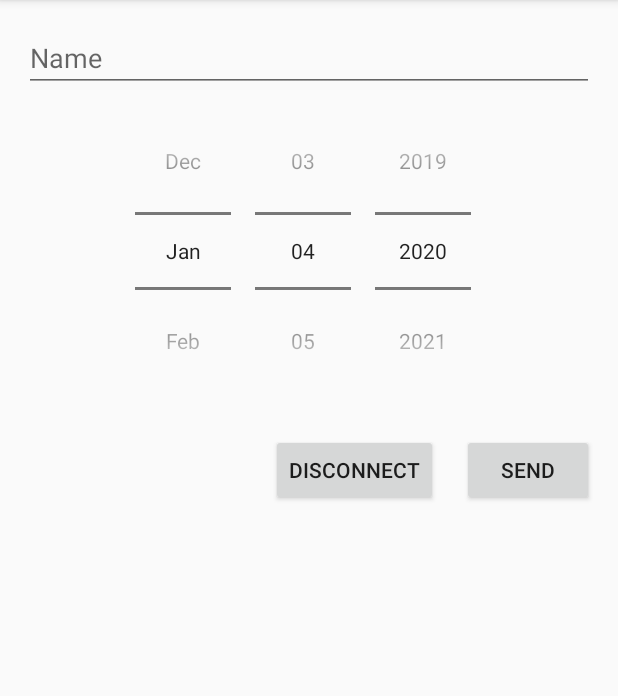
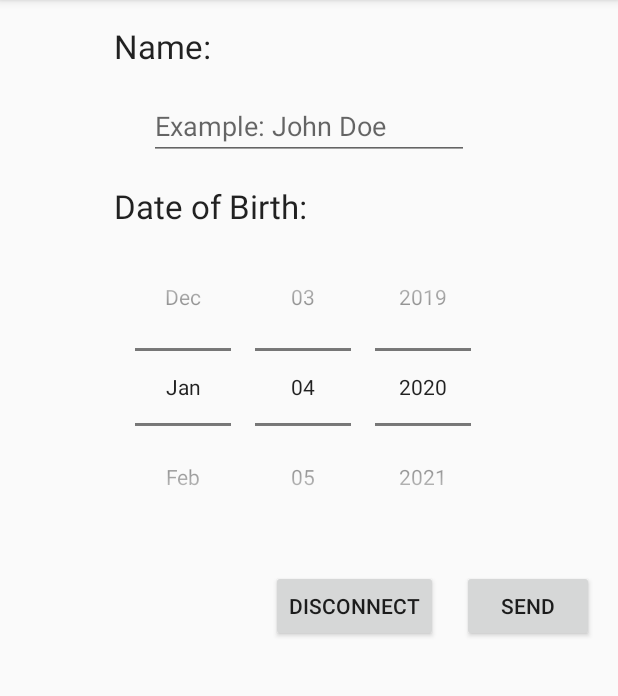
Before and after one commit to hallsjj08/LocalClientServerAndroid, an Android app: the fragment ClientFragment placed in its activity, on a phone screen of 412 x 824 dp, the part 84-780 px from its top. Run offline under Robolectric (Android 15) with nearby library versions, the phone set to English and light mode, and no system bars.

Commit message:
Updated UI and added some string resources

```diff
--- a/app/src/main/res/layout/fragment_client.xml
+++ b/app/src/main/res/layout/fragment_client.xml
@@ -1,22 +1,51 @@
 <?xml version="1.0" encoding="utf-8"?>
 <androidx.constraintlayout.widget.ConstraintLayout xmlns:android="http://schemas.android.com/apk/res/android"
     xmlns:app="http://schemas.android.com/apk/res-auto"
+    xmlns:tools="http://schemas.android.com/tools"
     android:layout_width="match_parent"
     android:layout_height="match_parent">
 
-    <EditText
-        android:id="@+id/etName"
-        android:layout_width="match_parent"
+    <TextView
+        android:id="@+id/nameText"
+        android:layout_width="wrap_content"
         android:layout_height="wrap_content"
         android:layout_marginStart="16dp"
         android:layout_marginTop="16dp"
         android:layout_marginEnd="16dp"
         android:ems="10"
-        android:inputType="textPersonName"
-        android:hint="Name"
+        android:text="@string/enterName"
+        android:textAppearance="@style/TextAppearance.AppCompat.Large"
         app:layout_constraintEnd_toEndOf="parent"
         app:layout_constraintStart_toStartOf="parent"
         app:layout_constraintTop_toTopOf="parent" />
+
+    <EditText
+        android:id="@+id/etName"
+        android:layout_width="wrap_content"
+        android:layout_height="wrap_content"
+        android:layout_marginStart="16dp"
+        android:layout_marginTop="16dp"
+        android:layout_marginEnd="16dp"
+        android:ems="10"
+        android:hint="@string/nameHint"
+        android:inputType="textPersonName"
+        app:layout_constraintEnd_toEndOf="parent"
+        app:layout_constraintStart_toStartOf="parent"
+        app:layout_constraintTop_toBottomOf="@id/nameText" />
+
+    <TextView
+        android:id="@+id/dobText"
+        android:layout_width="wrap_content"
+        android:layout_height="wrap_content"
+        android:layout_marginStart="16dp"
+        android:layout_marginTop="16dp"
+        android:layout_marginEnd="16dp"
+        android:ems="10"
+        android:text="@string/enterDob"
+        android:textAppearance="@style/TextAppearance.AppCompat.Large"
+        app:layout_constraintEnd_toEndOf="parent"
+        app:layout_constraintStart_toStartOf="parent"
+        app:layout_constraintTop_toBottomOf="@id/etName" />
 
     <DatePicker android:id="@+id/datePicker1"
         android:layout_width="wrap_content"
@@ -25,7 +54,7 @@
         android:calendarViewShown="false"
         app:layout_constraintEnd_toEndOf="parent"
         app:layout_constraintStart_toStartOf="parent"
-        app:layout_constraintTop_toBottomOf="@id/etName"/>
+        app:layout_constraintTop_toBottomOf="@id/dobText"/>
 
     <Button
         android:id="@+id/bDisconnect"
--- a/app/src/main/res/layout/fragment_server.xml
+++ b/app/src/main/res/layout/fragment_server.xml
@@ -16,7 +16,7 @@
         app:layout_constraintEnd_toEndOf="parent"
         app:layout_constraintStart_toStartOf="parent"
         app:layout_constraintTop_toTopOf="parent"
-        tools:text="Host IP Address: 192.0.4.6" />
+        tools:text="Server IP Address: 192.0.4.6" />
 
     <TextView
         android:id="@+id/tvClientInfo"
--- a/app/src/main/res/values/strings.xml
+++ b/app/src/main/res/values/strings.xml
@@ -3,4 +3,7 @@
 
     <!-- TODO: Remove or change this placeholder text -->
     <string name="hello_blank_fragment">Hello blank fragment</string>
+    <string name="enterName">Name:</string>
+    <string name="nameHint">Example: John Doe</string>
+    <string name="enterDob">Date of Birth:</string>
 </resources>
```
